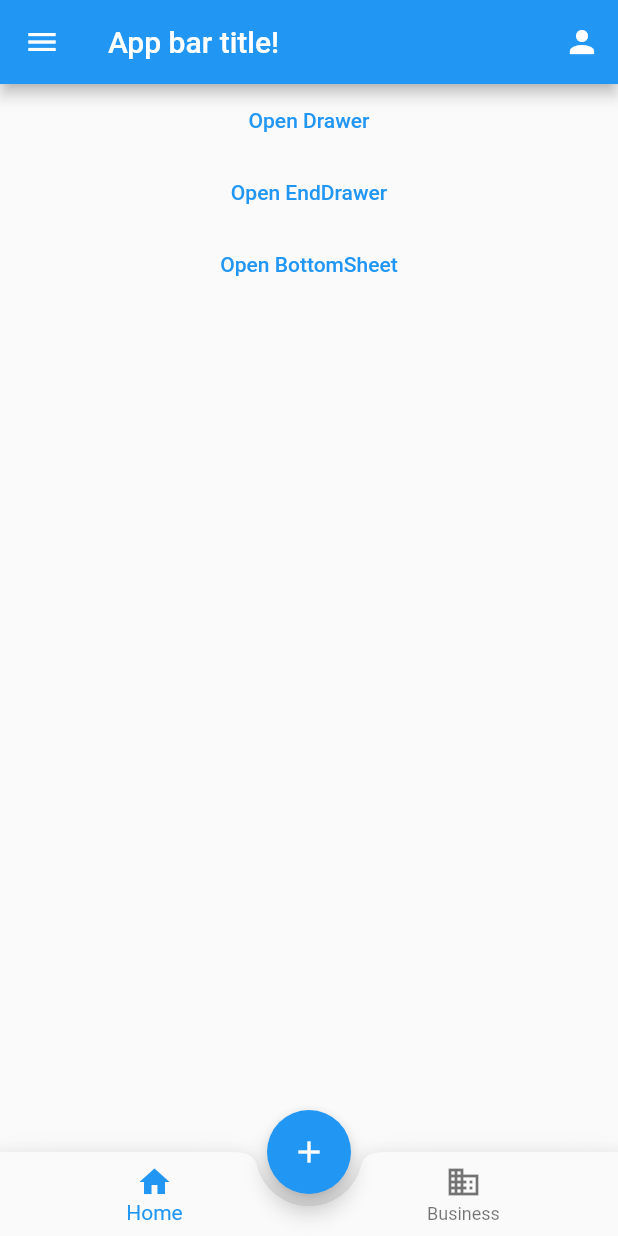
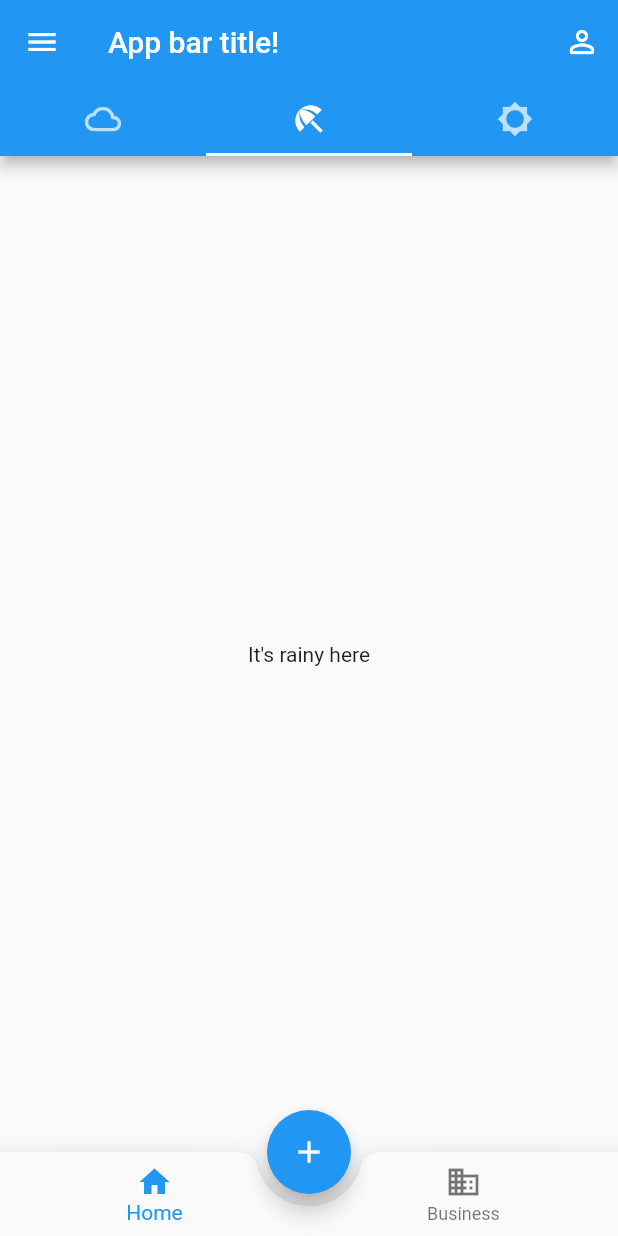
Before and after one commit to KudriavtsevAlex/05_MaterialCupertino, a Flutter app: the screen it shows after launch, on a phone screen of 412 x 824 dp. Run offline on Flutter 3.47's test engine with Material 2 defaults, Android fonts, the phone set to English and light mode, and no system bars.

Commit message:
all works except aligment

```diff
--- a/lib/main.dart
+++ b/lib/main.dart
@@ -9,7 +9,7 @@ class MyApp extends StatelessWidget {
   @override
   Widget build(BuildContext context) {
     return MaterialApp(
-      home: ScaffoldExample(),
+      home: ScaffoldEx(),
     );
   }
 }
--- a/lib/scaffold_example.dart
+++ b/lib/scaffold_example.dart
@@ -1,27 +1,19 @@
 import 'package:flutter/material.dart';
 import 'package:flutter/cupertino.dart';
 
-class ScaffoldExample extends StatefulWidget {
-  const ScaffoldExample({Key? key}) : super(key: key);
+class ScaffoldEx extends StatefulWidget {
+  const ScaffoldEx({Key? key}) : super(key: key);
 
   @override
-  _ScaffoldExampleState createState() => _ScaffoldExampleState();
+  _ScaffoldExState createState() => _ScaffoldExState();
 }
 
-class _ScaffoldExampleState extends State<ScaffoldExample> {
+class _ScaffoldExState extends State<ScaffoldEx> {
   int tabIndex = 0;
   final GlobalKey<ScaffoldState> scaffoldKey = GlobalKey<ScaffoldState>();
 
-  void openDrawer() {
-    scaffoldKey.currentState!.openDrawer();
-  }
-
-  void openEndDrawer() {
-    scaffoldKey.currentState!.openEndDrawer();
-  }
-
   void openBottomSheet() {
-    scaffoldKey.currentState!.showBottomSheet((context) => FirstPage());
+    scaffoldKey.currentState!.showBottomSheet((context) => BottomSheet());
   }
 
   @override
@@ -29,91 +21,11 @@ class _ScaffoldExampleState extends State<ScaffoldExample> {
     return MaterialApp(
       home: Scaffold(
         key: scaffoldKey,
-        appBar: AppBar(
-          title: Text('App bar title!'),
-          actions: [
-            Builder(
-              builder: (context) => IconButton(
-                icon: Icon(Icons.person),
-                onPressed: () {},
-                // onPressed: toggleBottomSheet,
-              ),
-            )
-          ],
-        ),
-        drawer: Drawer(
-          child: ListView(
-            padding: EdgeInsets.zero,
-            children: [
-              const DrawerHeader(
-                decoration: BoxDecoration(
-                  color: Colors.blue,
-                ),
-                child: CircleAvatar(
-                  radius: 68,
-                  backgroundColor: Colors.cyan,
-                ),
-              ),
-              ListTile(
-                leading: const Icon(Icons.home),
-                title: const Text('Item 1'),
-                onTap: () {},
-                onLongPress: () {
-                  print('Long press');
-                },
-              ),
-              ListTile(
-                leading: const Icon(Icons.backpack),
-                title: const Text('Item 2'),
-                onTap: () {},
-              ),
-            ],
-          ),
-        ),
-        endDrawer: const Drawer(
-          child: Center(
-            child: Text('EndDrawer'),
-          ),
-        ),
-        body: Center(
-          child: Column(
-            children: [
-              TextButton(
-                  onPressed: () {
-                    openDrawer();
-                  },
-                  child: Text('Open Drawer')),
-              TextButton(
-                  onPressed: () {
-                    openEndDrawer();
-                  },
-                  child: Text('Open EndDrawer')),
-              TextButton(
-                  onPressed: () {
-                    openBottomSheet();
-                  },
-                  child: Text('Open BottomSheet')),
-            ],
-          ),
-          // child: Builder(
-          //   builder: (context) => TextButton(
-          //     onPressed: () {
-          //       showModalBottomSheet(
-          //         context: context,
-          //         builder: (context) {
-          //           return Text('ssssds');
-          //         },
-          //       );
-          //     },
-          //     child: const Text('Open drawer'),
-          //   ),
-          // ),
-        ),
+        body: TabBarBody(),
         floatingActionButtonLocation: FloatingActionButtonLocation.centerDocked,
         floatingActionButton: FloatingActionButton(
           child: const Icon(Icons.add),
-          onPressed: openDrawer,
-          // child: const Icon(Icons.add_chart_outlined),
+          onPressed: openBottomSheet,
         ),
         bottomNavigationBar: BottomAppBar(
           shape: CircularNotchedRectangle(),
@@ -135,53 +47,180 @@ class _ScaffoldExampleState extends State<ScaffoldExample> {
             ),
           ),
         ),
-        // bottomSheet: BottomSheet(
-        //   builder: (context) => Container(
-        //     height: 200,
-        //     color: Colors.black38,
-        //     child: const Center(child: Text('Container in BottomSheet')),
-        //   ),
-        //   onClosing: () {},
-        // ),
       ),
     );
   }
 }
 
-class FirstPage extends StatelessWidget {
-  const FirstPage({Key? key}) : super(key: key);
+class BottomSheet extends StatelessWidget {
+  const BottomSheet({Key? key}) : super(key: key);
 
   @override
   Widget build(BuildContext context) {
-    return BottomSheet(
-      builder: (context) => Container(
-        height: 200,
-        color: Colors.black38,
-        child: const Center(child: Text('Container in BottomSheet')),
-        // decoration: const BoxDecoration(
-        //   borderRadius: BorderRadius.only(
-        //     topLeft: Radius.circular(20),
-        //     topRight: Radius.circular(20),
-        //   ),
-        // ),
+    return Container(
+      height: 200,
+      child: TextButton(
+        child: const Center(
+          child: Text('Close bottom sheet'),
+        ),
+        onPressed: () {
+          Navigator.pop(context);
+        },
       ),
-      onClosing: () {},
     );
   }
 }
 
-class SecondPage extends StatelessWidget {
-  const SecondPage({Key? key}) : super(key: key);
+class AppDrawer extends StatelessWidget {
+  const AppDrawer({Key? key}) : super(key: key);
 
   @override
   Widget build(BuildContext context) {
-    return const MaterialApp(
-      home: Center(
-        child: Text(
-          'Second Page',
-          style: TextStyle(color: Colors.redAccent),
+    return Drawer(
+      child: ListView(
+        children: [
+          const DrawerHeader(
+            decoration: BoxDecoration(
+              color: Colors.blue,
+            ),
+            child: CircleAvatar(
+              radius: 68,
+              backgroundColor: Colors.cyan,
+              backgroundImage: NetworkImage(
+                  'https://omoro.ru/wp-content/uploads/2018/11/rozshi_parnei-21.jpg'),
+            ),
+          ),
+          ListTile(
+            leading: const Icon(Icons.account_box_rounded),
+            title: const Text('Profile'),
+            trailing: const Icon(Icons.keyboard_arrow_right),
+            onTap: () {},
+          ),
+          ListTile(
+            leading: const Icon(Icons.image_rounded),
+            title: const Text('Images'),
+            trailing: const Icon(Icons.keyboard_arrow_right),
+            onTap: () {},
+          ),
+          ListTile(
+            leading: const Icon(Icons.file_copy_rounded),
+            title: const Text('Files'),
+            trailing: const Icon(Icons.keyboard_arrow_right),
+            onTap: () {},
+          ),
+          Column(
+            mainAxisAlignment: MainAxisAlignment.end,
+            children: [
+              Row(
+                mainAxisAlignment: MainAxisAlignment.spaceEvenly,
+                children: [
+                  Container(
+                    child: ElevatedButton(
+                      onPressed: () {},
+                      child: Text('Вход'),
+                    ),
+                  ),
+                  Container(
+                    child: ElevatedButton(
+                      onPressed: () {},
+                      child: Text('Регистрация'),
+                    ),
+                  ),
+                ],
+              ),
+            ],
+          ),
+        ],
+      ),
+    );
+  }
+}
+
+class AppEndDrawer extends StatefulWidget {
+  const AppEndDrawer({Key? key}) : super(key: key);
+
+  @override
+  State<AppEndDrawer> createState() => _AppEndDrawerState();
+}
+
+class _AppEndDrawerState extends State<AppEndDrawer> {
+  @override
+  Widget build(BuildContext context) {
+    return Drawer(
+      child: Center(
+        child: Column(
+          mainAxisAlignment: MainAxisAlignment.center,
+          children: const [
+            CircleAvatar(
+              radius: 50,
+              backgroundImage: NetworkImage(
+                  'https://biser-mix.ru/wp-content/uploads/2020/12/58.jpeg'),
+            ),
+            Text('hi!'),
+          ],
         ),
       ),
     );
   }
 }
+
+class TabBarBody extends StatefulWidget {
+  const TabBarBody({Key? key}) : super(key: key);
+
+  @override
+  State<TabBarBody> createState() => _TabBarBodyState();
+}
+
+class _TabBarBodyState extends State<TabBarBody> {
+  @override
+  Widget build(BuildContext context) {
+    return DefaultTabController(
+      initialIndex: 1,
+      length: 3,
+      child: Scaffold(
+        appBar: AppBar(
+          title: const Text('App bar title!'),
+          bottom: const TabBar(
+            tabs: <Widget>[
+              Tab(
+                icon: Icon(Icons.cloud_outlined),
+              ),
+              Tab(
+                icon: Icon(Icons.beach_access_sharp),
+              ),
+              Tab(
+                icon: Icon(Icons.brightness_5_sharp),
+              ),
+            ],
+          ),
+          actions: [
+            Builder(
+              builder: (context) => IconButton(
+                icon: Icon(Icons.person_outline_rounded),
+                onPressed: () {
+                  Scaffold.of(context).openEndDrawer();
+                },
+                // onPressed: toggleBottomSheet,
+              ),
+            )
+          ],
+        ),
+        body: const TabBarView(
+          children: <Widget>[
+            Center(
+              child: Text("It's cloudy here"),
+            ),
+            Center(
+              child: Text("It's rainy here"),
+            ),
+            Center(
+              child: Text("It's sunny here"),
+            ),
+          ],
+        ),
+        drawer: AppDrawer(),
+        endDrawer: AppEndDrawer(),
+      ),
+    );
+  }
+}
```
Also changed, not shown: 1 other file.
